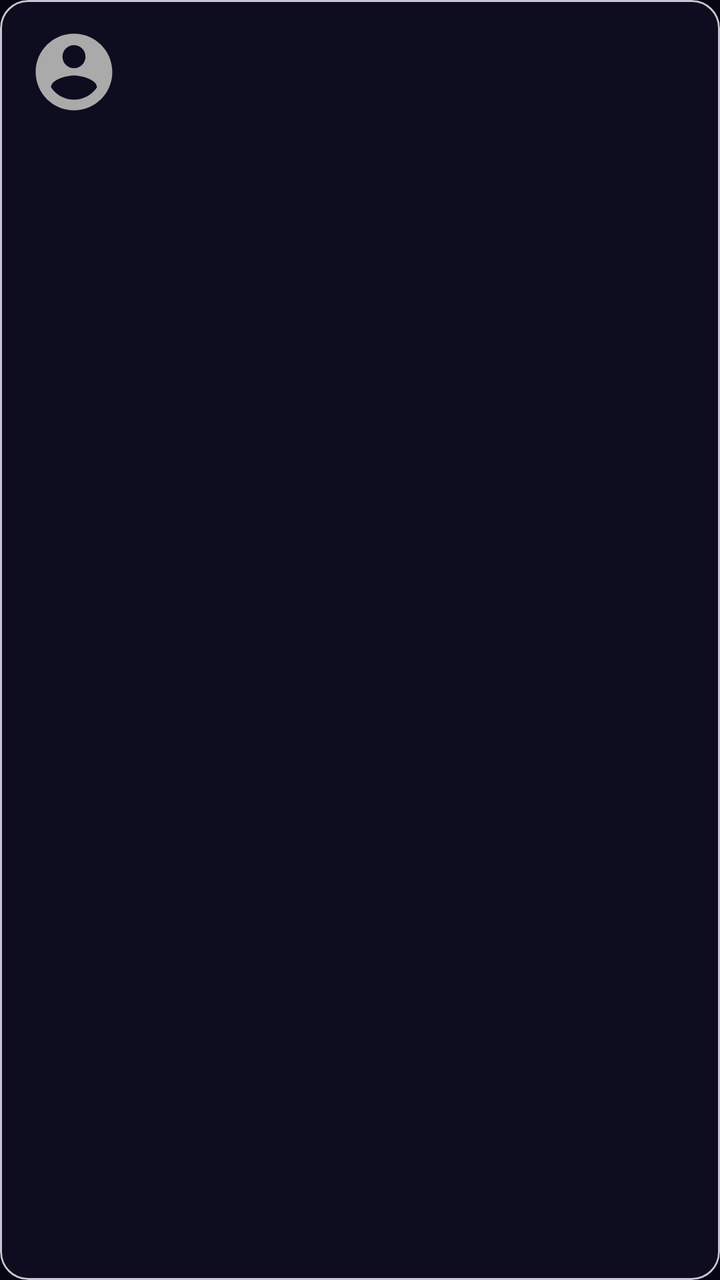
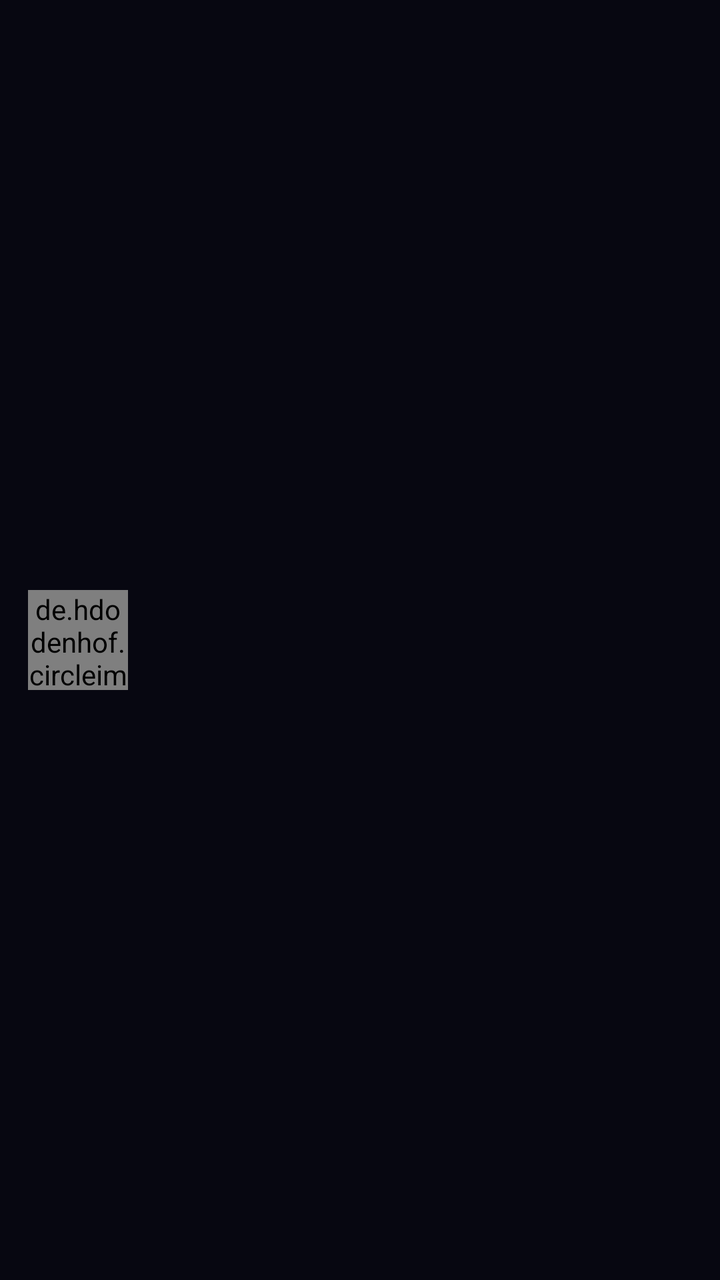

Compare the two renders of this Android layout. The source of the first and the diff that turns it into the second are given below.
<!-- AndroidManifest.xml: application theme Theme.Heftreng -->
<!-- res/layout/item_conversation.xml -->
<?xml version="1.0" encoding="utf-8"?>
<com.google.android.material.card.MaterialCardView
    xmlns:android="http://schemas.android.com/apk/res/android"
    xmlns:app="http://schemas.android.com/apk/res-auto"
    android:layout_width="match_parent"
    android:layout_height="wrap_content"
    android:layout_marginHorizontal="12dp"
    android:layout_marginTop="6dp"
    app:cardBackgroundColor="@color/surface"
    app:cardCornerRadius="14dp"
    app:cardElevation="0dp"
    android:clickable="true"
    android:focusable="true"
    android:foreground="?attr/selectableItemBackground">

    <LinearLayout
        android:layout_width="match_parent"
        android:layout_height="72dp"
        android:orientation="horizontal"
        android:gravity="center_vertical"
        android:paddingHorizontal="14dp">

        
        <ImageView
            android:id="@+id/ivAvatar"
            android:layout_width="46dp"
            android:layout_height="46dp"
            android:src="@drawable/ic_account_circle"
            android:scaleType="centerCrop"/>

        
        <LinearLayout
            android:layout_width="0dp"
            android:layout_height="wrap_content"
            android:layout_weight="1"
            android:layout_marginStart="12dp"
            android:orientation="vertical">

            <TextView
                android:id="@+id/tvName"
                android:layout_width="match_parent"
                android:layout_height="wrap_content"
                android:textColor="@color/white"
                android:textSize="14sp"
                android:textStyle="bold"
                android:singleLine="true"
                android:ellipsize="end"/>

            <TextView
                android:id="@+id/tvLastMessage"
                android:layout_width="match_parent"
                android:layout_height="wrap_content"
                android:layout_marginTop="3dp"
                android:textColor="@color/text_secondary"
                android:textSize="12sp"
                android:singleLine="true"
                android:ellipsize="end"/>

        </LinearLayout>

        
        <TextView
            android:id="@+id/tvTime"
            android:layout_width="wrap_content"
            android:layout_height="wrap_content"
            android:layout_marginStart="8dp"
            android:textColor="@color/text_hint"
            android:textSize="11sp"/>

    </LinearLayout>

</com.google.android.material.card.MaterialCardView>
<!-- resources referenced by this layout -->
<resources>
  <color name="surface">#0D0D1F</color>
  <color name="text_hint">#4A3F70</color>
  <color name="text_secondary">#C4B8FF</color>
  <color name="white">#FFFFFF</color>
  <!-- drawable ic_account_circle (drawable) -->
  <vector xmlns:android="http://schemas.android.com/apk/res/android" android:width="24dp" android:height="24dp" android:viewportWidth="24" android:viewportHeight="24">
  <path android:fillColor="#AAAAAA" android:pathData="M12,2C6.48,2 2,6.48 2,12s4.48,10 10,10 10,-4.48 10,-10S17.52,2 12,2zM12,5c1.66,0 3,1.34 3,3s-1.34,3 -3,3 -3,-1.34 -3,-3 1.34,-3 3,-3zM12,19.2c-2.5,0 -4.71,-1.28 -6,-3.22 0.03,-1.99 4,-3.08 6,-3.08 1.99,0 5.97,1.09 6,3.08 -1.29,1.94 -3.5,3.22 -6,3.22z"/>
  </vector>
  <style name="Theme.Heftreng" parent="Theme.Material3.DayNight.NoActionBar">
          <item name="colorPrimary">@color/brand_primary</item>
          <item name="colorPrimaryVariant">@color/brand_primary_dark</item>
          <item name="colorOnPrimary">@color/white</item>
          <item name="android:windowBackground">@color/background</item>
          <item name="android:statusBarColor">@color/background</item>
          <item name="android:navigationBarColor">@color/background</item>
      </style>
  <color name="brand_primary">#8B5CF6</color>
  <color name="brand_primary_dark">#6D28D9</color>
  <color name="background">#060612</color>
</resources>

<!-- the commit's change to res/layout/item_conversation.xml (unified diff, before → after) -->
@@ -1,72 +1,67 @@
 <?xml version="1.0" encoding="utf-8"?>
-<com.google.android.material.card.MaterialCardView
+<LinearLayout
     xmlns:android="http://schemas.android.com/apk/res/android"
     xmlns:app="http://schemas.android.com/apk/res-auto"
     android:layout_width="match_parent"
     android:layout_height="wrap_content"
-    android:layout_marginHorizontal="12dp"
-    android:layout_marginTop="6dp"
-    app:cardBackgroundColor="@color/surface"
-    app:cardCornerRadius="14dp"
-    app:cardElevation="0dp"
-    android:clickable="true"
-    android:focusable="true"
-    android:foreground="?attr/selectableItemBackground">
+    android:orientation="horizontal"
+    android:gravity="center_vertical"
+    android:paddingHorizontal="14dp"
+    android:paddingVertical="12dp"
+    android:background="?attr/selectableItemBackground">
+
+    <de.hdodenhof.circleimageview.CircleImageView
+        android:id="@+id/ivAvatar"
+        android:layout_width="50dp"
+        android:layout_height="50dp"
+        android:src="@drawable/ic_account_circle"
+        app:civ_border_color="@color/border_light"
+        app:civ_border_width="1dp"/>
 
     <LinearLayout
-        android:layout_width="match_parent"
-        android:layout_height="72dp"
-        android:orientation="horizontal"
-        android:gravity="center_vertical"
-        android:paddingHorizontal="14dp">
+        android:layout_width="0dp"
+        android:layout_height="wrap_content"
+        android:layout_weight="1"
+        android:orientation="vertical"
+        android:layout_marginStart="12dp">
 
-        
-        <ImageView
-            android:id="@+id/ivAvatar"
-            android:layout_width="46dp"
-            android:layout_height="46dp"
-            android:src="@drawable/ic_account_circle"
-            android:scaleType="centerCrop"/>
-
-        
         <LinearLayout
-            android:layout_width="0dp"
+            android:layout_width="match_parent"
             android:layout_height="wrap_content"
-            android:layout_weight="1"
-            android:layout_marginStart="12dp"
-            android:orientation="vertical">
+            android:orientation="horizontal"
+            android:gravity="center_vertical">
 
             <TextView
                 android:id="@+id/tvName"
-                android:layout_width="match_parent"
+                android:layout_width="0dp"
                 android:layout_height="wrap_content"
-                android:textColor="@color/white"
+                android:layout_weight="1"
+                android:textColor="@color/text_primary"
                 android:textSize="14sp"
                 android:textStyle="bold"
                 android:singleLine="true"
                 android:ellipsize="end"/>
 
             <TextView
-                android:id="@+id/tvLastMessage"
-                android:layout_width="match_parent"
+                android:id="@+id/tvTime"
+                android:layout_width="wrap_content"
                 android:layout_height="wrap_content"
-                android:layout_marginTop="3dp"
-                android:textColor="@color/text_secondary"
-                android:textSize="12sp"
-                android:singleLine="true"
-                android:ellipsize="end"/>
+                android:layout_marginStart="8dp"
+                android:textColor="@color/text_muted"
+                android:textSize="11sp"/>
 
         </LinearLayout>
 
-        
         <TextView
-            android:id="@+id/tvTime"
-            android:layout_width="wrap_content"
+            android:id="@+id/tvLastMessage"
+            android:layout_width="match_parent"
             android:layout_height="wrap_content"
-            android:layout_marginStart="8dp"
-            android:textColor="@color/text_hint"
-            android:textSize="11sp"/>
+            android:layout_marginTop="3dp"
+            android:textColor="@color/text_secondary"
+            android:textSize="13sp"
+            android:singleLine="true"
+            android:ellipsize="end"/>
 
     </LinearLayout>
 
-</com.google.android.material.card.MaterialCardView>
+</LinearLayout>
<!-- resource entries referenced after the edit -->
@@ -1,23 +1,44 @@
 <!-- resources referenced by this layout -->
 <resources>
-  <color name="surface">#0D0D1F</color>
-  <color name="text_hint">#4A3F70</color>
-  <color name="text_secondary">#C4B8FF</color>
+  <color name="border_light">#2A2650</color>
+  <color name="text_muted">#6B5FA8</color>
+  <color name="text_primary">#F4F1FF</color>
+  <color name="surface">#0E0E1C</color>
+  <color name="text_secondary">#B8AEE0</color>
   <color name="white">#FFFFFF</color>
+  <color name="brand_accent">#EC4899</color>
   <!-- drawable ic_account_circle (drawable) -->
   <vector xmlns:android="http://schemas.android.com/apk/res/android" android:width="24dp" android:height="24dp" android:viewportWidth="24" android:viewportHeight="24">
   <path android:fillColor="#AAAAAA" android:pathData="M12,2C6.48,2 2,6.48 2,12s4.48,10 10,10 10,-4.48 10,-10S17.52,2 12,2zM12,5c1.66,0 3,1.34 3,3s-1.34,3 -3,3 -3,-1.34 -3,-3 1.34,-3 3,-3zM12,19.2c-2.5,0 -4.71,-1.28 -6,-3.22 0.03,-1.99 4,-3.08 6,-3.08 1.99,0 5.97,1.09 6,3.08 -1.29,1.94 -3.5,3.22 -6,3.22z"/>
   </vector>
-  <style name="Theme.Heftreng" parent="Theme.Material3.DayNight.NoActionBar">
+  <style name="Theme.Heftreng" parent="Theme.Material3.Dark">
           <item name="colorPrimary">@color/brand_primary</item>
           <item name="colorPrimaryVariant">@color/brand_primary_dark</item>
           <item name="colorOnPrimary">@color/white</item>
+          <item name="colorSecondary">@color/brand_accent</item>
+          <item name="colorOnSecondary">@color/white</item>
+          <item name="colorSurface">@color/surface</item>
+          <item name="colorOnSurface">@color/text_primary</item>
+          <item name="colorBackground">@color/background</item>
+          <item name="android:colorBackground">@color/background</item>
+          <item name="colorOnBackground">@color/text_primary</item>
+          <item name="colorError">@color/error</item>
           <item name="android:windowBackground">@color/background</item>
           <item name="android:statusBarColor">@color/background</item>
-          <item name="android:navigationBarColor">@color/background</item>
+          <item name="android:navigationBarColor">@color/surface</item>
+          <item name="android:windowLightStatusBar">false</item>
+          <item name="android:windowLightNavigationBar">false</item>
+          <item name="bottomNavigationStyle">@style/HeftBottomNav</item>
       </style>
-  <color name="brand_primary">#8B5CF6</color>
-  <color name="brand_primary_dark">#6D28D9</color>
-  <color name="background">#060612</color>
+  <color name="brand_primary">#7C3AED</color>
+  <color name="brand_primary_dark">#5B21B6</color>
+  <color name="background">#070711</color>
+  <color name="error">#F43F5E</color>
+  <style name="HeftBottomNav" parent="Widget.Material3.BottomNavigationView">
+          <item name="android:background">@color/surface</item>
+          <item name="itemIconTint">@color/bottom_nav_color</item>
+          <item name="itemTextColor">@color/bottom_nav_color</item>
+          <item name="elevation">0dp</item>
+      </style>
 </resources>
 
